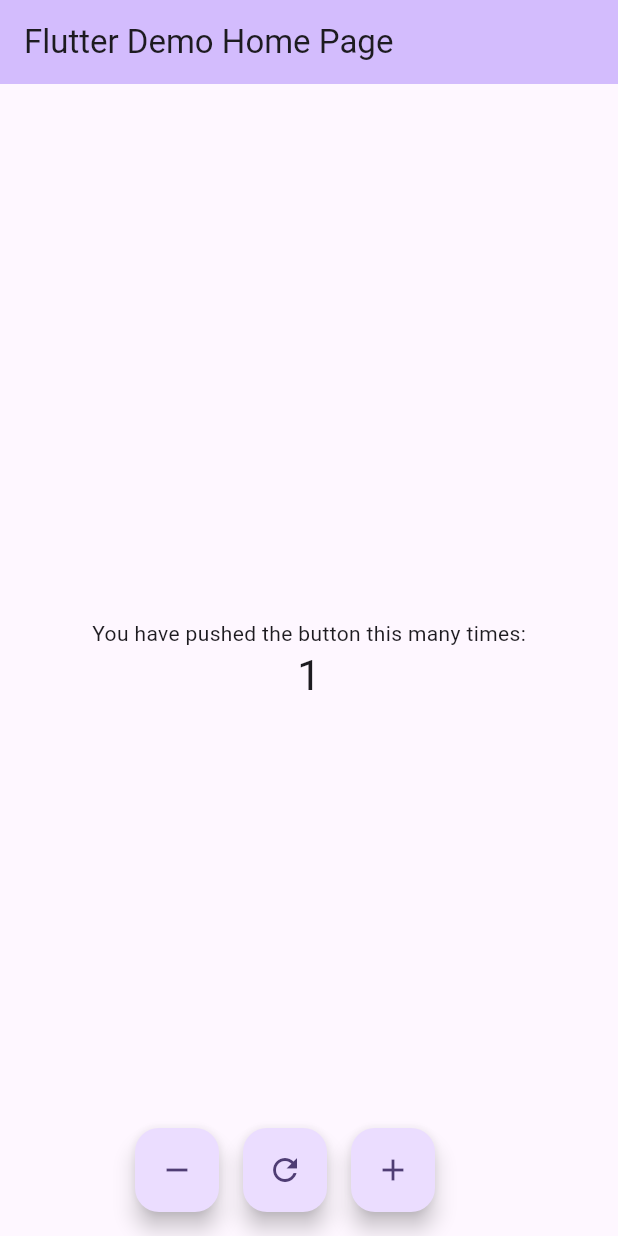
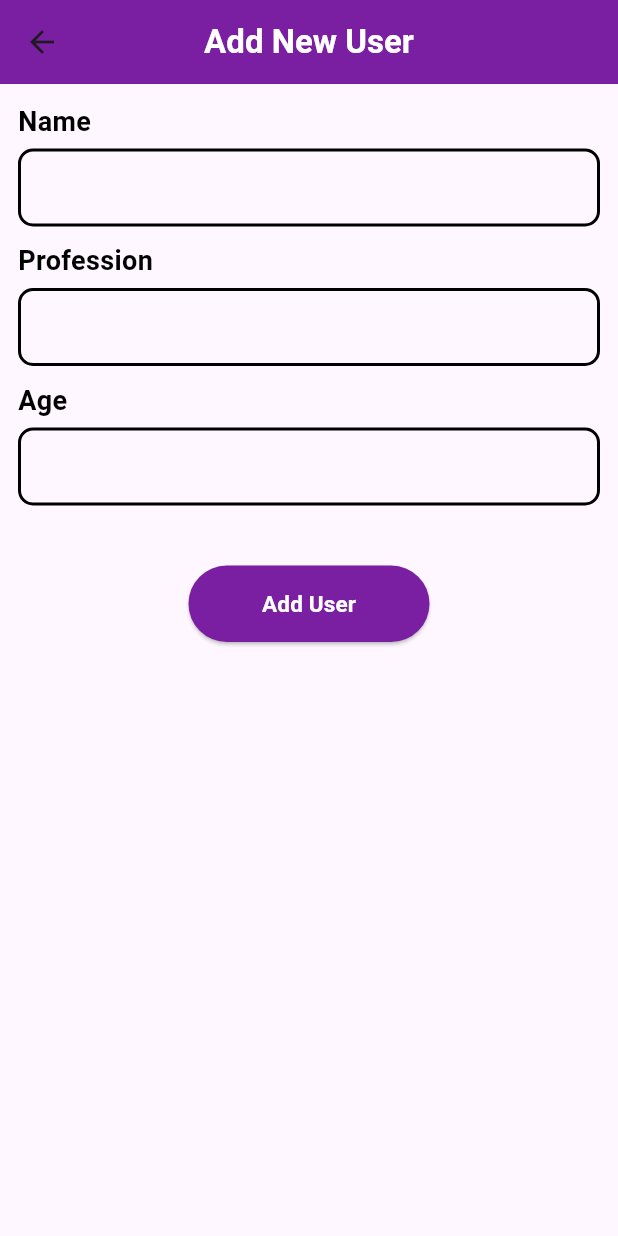
Before and after one commit to adancondori/course_flutter, a Flutter app: the screen it shows after launch, after a tap on the "add" icon, on a phone screen of 412 x 824 dp. Run offline on Flutter 3.47's test engine with Material 3 defaults, Android fonts, the phone set to English and light mode, and no system bars; our stand-ins replace cloud_firestore, firebase_core, fluttertoast, random_string; accounts and stored records are empty.

Commit message:
add firebase

```diff
--- /dev/null
+++ b/lib/firebase_database/database_methods.dart
@@ -0,0 +1,25 @@
+import 'package:cloud_firestore/cloud_firestore.dart';
+
+class DatabaseMethods {
+  Future addUserData(Map<String, dynamic> userdata, String id) async {
+    return await FirebaseFirestore.instance
+        .collection('User')
+        .doc(id)
+        .set(userdata);
+  }
+
+  Future<Stream<QuerySnapshot>> getUserData() async {
+    return await FirebaseFirestore.instance.collection('User').snapshots();
+  }
+
+  Future updateUserData(String id, Map<String, dynamic> updatedUserData) async {
+    return await FirebaseFirestore.instance
+        .collection('User')
+        .doc(id)
+        .update(updatedUserData);
+  }
+
+  Future deleteUserData(String id) async {
+    return await FirebaseFirestore.instance.collection('User').doc(id).delete();
+  }
+}
--- a/lib/home_page.dart
+++ /dev/null
@@ -1,80 +0,0 @@
-import 'package:flutter/material.dart';
-
-class MyHomePage extends StatefulWidget {
-  const MyHomePage({super.key, required this.title});
-
-  final String title;
-
-  @override
-  State<MyHomePage> createState() => _MyHomePageState();
-}
-
-class _MyHomePageState extends State<MyHomePage> {
-  int _counter = 0;
-
-  void _incrementCounter() {
-    setState(() {
-      _counter++;
-    });
-  }
-
-  void _decrementCounter() {
-    setState(() {
-      if (_counter > 0) {
-        _counter--;
-      }
-    });
-  }
-
-  void _resetCounter() {
-    setState(() {
-      _counter = 0;
-    });
-  }
-
-  @override
-  Widget build(BuildContext context) {
-    return Scaffold(
-      appBar: AppBar(
-        backgroundColor: Theme.of(context).colorScheme.inversePrimary,
-        title: Text(widget.title),
-      ),
-      body: Center(
-        child: Column(
-          mainAxisAlignment: MainAxisAlignment.center,
-          children: <Widget>[
-            const Text(
-              'You have pushed the button this many times:',
-            ),
-            Text(
-              '$_counter',
-              style: Theme.of(context).textTheme.headlineMedium,
-            ),
-          ],
-        ),
-      ),
-      floatingActionButton: Row(
-        mainAxisAlignment: MainAxisAlignment.center,
-        children: <Widget>[
-          FloatingActionButton(
-            onPressed: _decrementCounter,
-            tooltip: 'Decrement',
-            child: const Icon(Icons.remove),
-          ),
-          const SizedBox(width: 16),
-          FloatingActionButton(
-            onPressed: _resetCounter,
-            tooltip: 'Reset',
-            child: const Icon(Icons.refresh),
-          ),
-          const SizedBox(width: 16),
-          FloatingActionButton(
-            onPressed: _incrementCounter,
-            tooltip: 'Increment',
-            child: const Icon(Icons.add),
-          ),
-        ],
-      ),
-    );
-  }
-}
--- a/lib/main.dart
+++ b/lib/main.dart
@@ -1,22 +1,22 @@
-import 'package:course_flutter/home_page.dart';
+import 'package:course_flutter/screens/home_screen.dart';
+import 'package:firebase_core/firebase_core.dart';
 import 'package:flutter/material.dart';
 
-void main() {
+void main() async {
+  WidgetsFlutterBinding.ensureInitialized();
+  await Firebase.initializeApp();
   runApp(const MyApp());
 }
 
 class MyApp extends StatelessWidget {
   const MyApp({super.key});
 
+  // This widget is the root of your application.
   @override
   Widget build(BuildContext context) {
     return MaterialApp(
-      title: 'Flutter Demo',
-      theme: ThemeData(
-        colorScheme: ColorScheme.fromSeed(seedColor: Colors.deepPurple),
-        useMaterial3: true,
-      ),
-      home: const MyHomePage(title: 'Flutter Demo Home Page'),
+      debugShowCheckedModeBanner: false,
+      home: HomeScreen(),
     );
   }
 }
--- /dev/null
+++ b/lib/screens/add_new_data.dart
@@ -0,0 +1,143 @@
+import 'package:course_flutter/firebase_database/database_methods.dart';
+import 'package:course_flutter/utils/show_toasts.dart';
+import 'package:flutter/cupertino.dart';
+import 'package:flutter/material.dart';
+import 'package:random_string/random_string.dart';
+
+class AddNewData extends StatefulWidget {
+  const AddNewData({super.key});
+
+  @override
+  State<AddNewData> createState() => _AddNewDataState();
+}
+
+class _AddNewDataState extends State<AddNewData> {
+  TextEditingController nameController = TextEditingController();
+  TextEditingController professionController = TextEditingController();
+  TextEditingController ageController = TextEditingController();
+  @override
+  Widget build(BuildContext context) {
+    return Scaffold(
+      appBar: AppBar(
+        backgroundColor: Colors.purple.shade700,
+        title: const Text(
+          'Add New User',
+          style: TextStyle(color: Colors.white, fontWeight: FontWeight.bold),
+        ),
+        centerTitle: true,
+      ),
+      body: Padding(
+        padding: const EdgeInsets.all(12.0),
+        child: Column(
+          crossAxisAlignment: CrossAxisAlignment.start,
+          children: [
+            const Text(
+              'Name',
+              style: TextStyle(
+                  color: Colors.black,
+                  fontWeight: FontWeight.bold,
+                  fontSize: 18),
+            ),
+            SizedBox(
+              height: 5.0,
+            ),
+            Container(
+              padding: EdgeInsets.only(left: 10.0, right: 10.0),
+              decoration: BoxDecoration(
+                border: Border.all(width: 2.0),
+                borderRadius: BorderRadius.circular(10.0),
+              ),
+              child: TextField(
+                controller: nameController,
+                decoration: InputDecoration(border: InputBorder.none),
+              ),
+            ),
+            const SizedBox(
+              height: 10.0,
+            ),
+            const Text(
+              'Profession',
+              style: TextStyle(
+                  color: Colors.black,
+                  fontWeight: FontWeight.bold,
+                  fontSize: 18),
+            ),
+            SizedBox(
+              height: 5.0,
+            ),
+            Container(
+              padding: EdgeInsets.only(left: 10.0, right: 10.0),
+              decoration: BoxDecoration(
+                border: Border.all(width: 2.0),
+                borderRadius: BorderRadius.circular(10.0),
+              ),
+              child: TextField(
+                controller: professionController,
+                decoration: InputDecoration(border: InputBorder.none),
+              ),
+            ),
+            const SizedBox(
+              height: 10.0,
+            ),
+            const Text(
+              'Age',
+              style: TextStyle(
+                  color: Colors.black,
+                  fontWeight: FontWeight.bold,
+                  fontSize: 18),
+            ),
+            SizedBox(
+              height: 5.0,
+            ),
+            Container(
+              padding: EdgeInsets.only(left: 10.0, right: 10.0),
+              decoration: BoxDecoration(
+                border: Border.all(width: 2.0),
+                borderRadius: BorderRadius.circular(10.0),
+              ),
+              child: TextField(
+                controller: ageController,
+                decoration: InputDecoration(border: InputBorder.none),
+              ),
+            ),
+            const SizedBox(
+              height: 40.0,
+            ),
+            Center(
+              child: ElevatedButton(
+                style: ElevatedButton.styleFrom(
+                    backgroundColor: Colors.purple.shade700),
+                onPressed: () async {
+                  String id = randomAlphaNumeric(8);
+                  Map<String, dynamic> userData = {
+                    "Name": nameController.text,
+                    "Profession": professionController.text,
+                    "Id": id,
+                    "Age": ageController.text,
+                  };
+                  await DatabaseMethods()
+                      .addUserData(userData, id)
+                      .then((value) {
+                    ShowToasts()
+                        .getToast('Data Saved Successfully', Colors.green);
+                  });
+                },
+                child: Padding(
+                  padding: const EdgeInsets.symmetric(
+                      horizontal: 25.0, vertical: 15.0),
+                  child: Text(
+                    'Add User',
+                    style: TextStyle(
+                        fontWeight: FontWeight.bold,
+                        fontSize: 15.0,
+                        color: Colors.white),
+                  ),
+                ),
+              ),
+            ),
+          ],
+        ),
+      ),
+    );
+  }
+}
--- a/pubspec.yaml
+++ b/pubspec.yaml
@@ -31,10 +31,13 @@ dependencies:
   flutter:
     sdk: flutter
 
-
+  firebase_core: ^3.6.0
+  cloud_firestore: ^5.4.4
+  fluttertoast: ^8.2.8
   # The following adds the Cupertino Icons font to your application.
   # Use with the CupertinoIcons class for iOS style icons.
   cupertino_icons: ^1.0.8
+  random_string: ^2.3.1
 
 dev_dependencies:
   flutter_test:
```
Also changed, not shown: lib/screens/home_screen.dart (added, +366 -0 lines), lib/utils/show_toasts.dart (added, +15 -0 lines), pubspec.lock, 12 other files.
